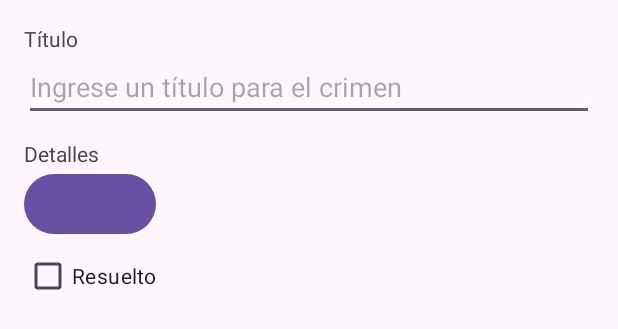
After one commit to HugoX2003/RegistroCriminal_App_Moviles, an Android app: the layout fragment_crimen.xml on its own in the app's theme, with its tools: preview values and no code run, on a phone screen of 412 x 824 dp. The commit adds this screen. Shown: the top 329 px of the screen. Run offline under Robolectric (Android 15) with nearby library versions, the phone set to English and light mode, and no system bars.

Commit message:
Semana 4 Clase
Introduced Crimen data model and CrimenFragment for crime details input. Updated MainActivity to use FragmentContainerView and load CrimenFragment. Added new layout and string resources for crime details, enabled view binding, and included Fragment KTX and ViewModel dependencies.

```diff
--- /dev/null
+++ b/app/src/main/res/layout/fragment_crimen.xml
@@ -0,0 +1,38 @@
+<?xml version="1.0" encoding="utf-8"?>
+<LinearLayout xmlns:android="http://schemas.android.com/apk/res/android"
+    xmlns:tools="http://schemas.android.com/tools"
+    android:orientation="vertical"
+    android:padding="16dp"
+    android:layout_width="match_parent"
+    android:layout_height="match_parent"
+    tools:context=".presentacion.CrimenFragment">
+
+    <TextView
+        android:layout_width="match_parent"
+        android:layout_height="wrap_content"
+        android:text="@string/etiqueta_titulo_crimen" />
+
+    <EditText
+        android:id="@+id/txtTituloCrimen"
+        android:layout_width="match_parent"
+        android:layout_height="wrap_content"
+        android:hint="@string/pista_titulo_crimen"
+        android:inputType="text" />
+
+    <TextView
+        android:layout_width="match_parent"
+        android:layout_height="wrap_content"
+        android:paddingTop="12dp"
+        android:text="@string/etiqueta_detalle_crimen" />
+
+    <Button
+        android:id="@+id/btnFechaCrimen"
+        android:layout_width="wrap_content"
+        android:layout_height="wrap_content" />
+
+    <CheckBox
+        android:id="@+id/chkCrimenResuelto"
+        android:layout_width="wrap_content"
+        android:layout_height="wrap_content"
+        android:text="@string/etiqueta_crimen_resuelto" />
+</LinearLayout>
--- a/app/src/main/res/values/strings.xml
+++ b/app/src/main/res/values/strings.xml
@@ -1,3 +1,8 @@
 <resources>
-    <string name="app_name">RegistroCriminal</string>
+    <string name="app_name">Registro Criminal KT</string>
+
+    <string name="pista_titulo_crimen">Ingrese un título para el crimen</string>
+    <string name="etiqueta_titulo_crimen">Título</string>
+    <string name="etiqueta_detalle_crimen">Detalles</string>
+    <string name="etiqueta_crimen_resuelto">Resuelto</string>
 </resources>
--- a/gradle/libs.versions.toml
+++ b/gradle/libs.versions.toml
@@ -1,17 +1,21 @@
 [versions]
 agp = "8.11.2"
+fragmentKtx = "1.8.9"
 kotlin = "2.0.21"
 coreKtx = "1.17.0"
 junit = "4.13.2"
 junitVersion = "1.3.0"
 espressoCore = "3.7.0"
 appcompat = "1.7.1"
+lifecycleViewmodelKtx = "2.9.4"
 material = "1.13.0"
 activity = "1.11.0"
 constraintlayout = "2.2.1"
 
 [libraries]
 androidx-core-ktx = { group = "androidx.core", name = "core-ktx", version.ref = "coreKtx" }
+androidx-fragment-ktx = { module = "androidx.fragment:fragment-ktx", version.ref = "fragmentKtx" }
+androidx-lifecycle-viewmodel-ktx = { module = "androidx.lifecycle:lifecycle-viewmodel-ktx", version.ref = "lifecycleViewmodelKtx" }
 junit = { group = "junit", name = "junit", version.ref = "junit" }
 androidx-junit = { group = "androidx.test.ext", name = "junit", version.ref = "junitVersion" }
 androidx-espresso-core = { group = "androidx.test.espresso", name = "espresso-core", version.ref = "espressoCore" }
```
Also changed, not shown: app/build.gradle.kts (+12 -2 lines), app/src/main/java/com/dapm/registrocriminal/MainActivity.kt (+0 -9 lines), app/src/main/java/com/dapm/registrocriminal/model/Crimen.kt (added, +11 -0 lines), app/src/main/java/com/dapm/registrocriminal/presentacion/CrimenFragment.kt (added, +61 -0 lines), app/src/main/res/layout/activity_main.xml (+4 -15 lines).
